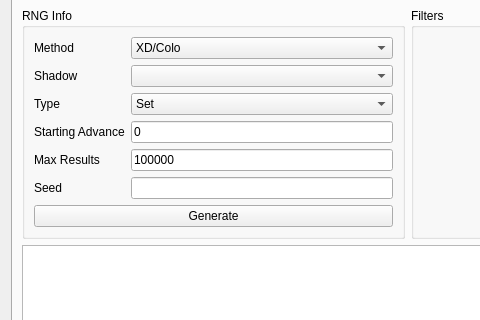
First picture: the form in Forms/Gen3/GameCube.ui, repository Admiral-Fish/PokeFinder, before the edit; both pictures show x 0 to 480 and y 135 to 455 of the 1200 by 700 pixel window.
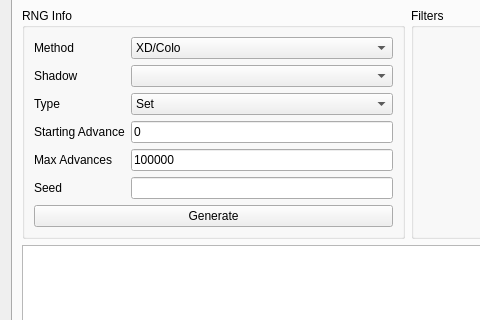
Second picture: the form after the edit. Custom widgets are drawn as their Qt base class.

Commit message: Rename maxResults to maxAdvances

Patch:
```diff
--- a/Forms/Gen3/GameCube.ui
+++ b/Forms/Gen3/GameCube.ui
@@ -237,7 +237,7 @@
              </sizepolicy>
             </property>
             <property name="text">
-             <string>Max Results</string>
+             <string>Max Advances</string>
             </property>
            </widget>
           </item>
```
Left out of the diff: 6 changed lines with no effect on the pictures. The commit also changes 72 other files.
